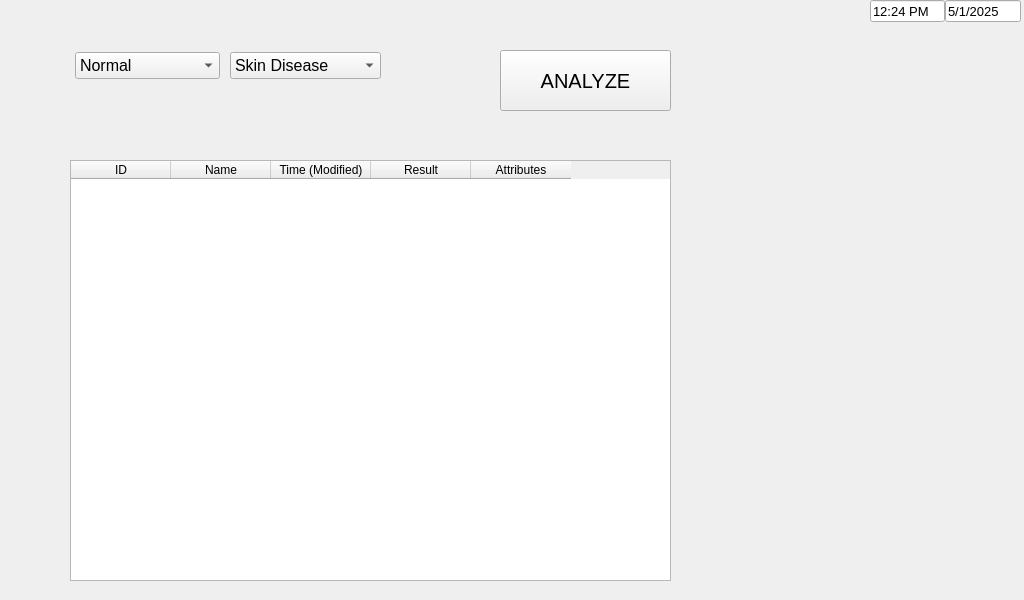
Above: UI/Skin.ui from JARVIS843/Portable-Medical-Console before the change. Below: the same form after it.
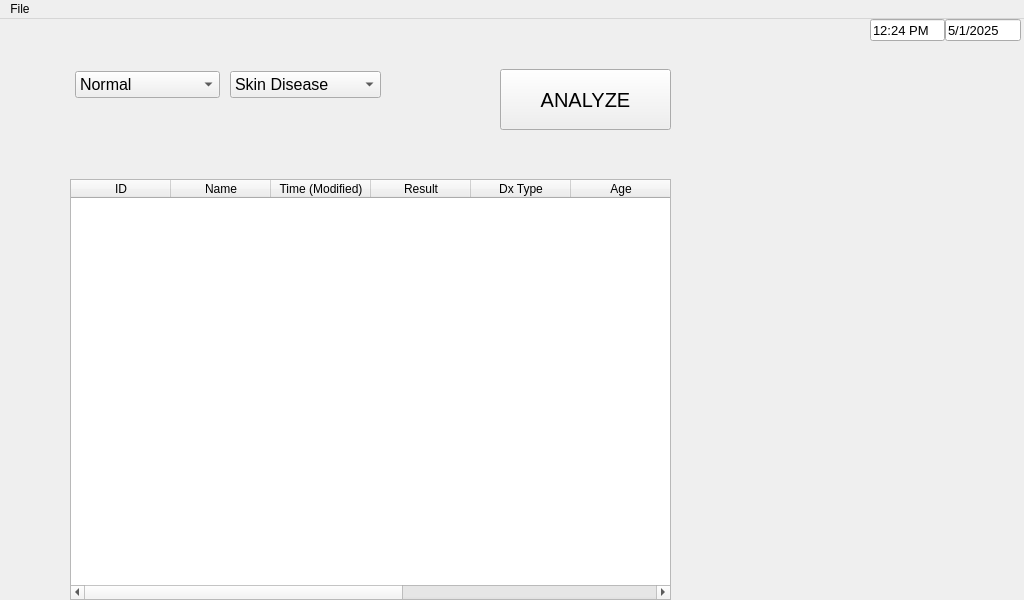
That is the form after the change.

```diff
--- a/UI/Skin.ui
+++ b/UI/Skin.ui
@@ -87,7 +87,27 @@
     </column>
     <column>
      <property name="text">
-      <string>Attributes</string>
+      <string>Dx Type</string>
+     </property>
+    </column>
+    <column>
+     <property name="text">
+      <string>Age</string>
+     </property>
+    </column>
+    <column>
+     <property name="text">
+      <string>Sex</string>
+     </property>
+    </column>
+    <column>
+     <property name="text">
+      <string>Localization</string>
+     </property>
+    </column>
+    <column>
+     <property name="text">
+      <string>PATH</string>
      </property>
     </column>
    </widget>
@@ -192,6 +212,34 @@
     </layout>
    </widget>
   </widget>
+  <widget class="QMenuBar" name="menuBar">
+   <property name="geometry">
+    <rect>
+     <x>0</x>
+     <y>0</y>
+     <width>1024</width>
+     <height>21</height>
+    </rect>
+   </property>
+   <widget class="QMenu" name="menuFiles">
+    <property name="title">
+     <string>File</string>
+    </property>
+    <addaction name="actionLoad_Samples"/>
+    <addaction name="actionExport"/>
+   </widget>
+   <addaction name="menuFiles"/>
+  </widget>
+  <action name="actionLoad_Samples">
+   <property name="text">
+    <string>Load Sample</string>
+   </property>
+  </action>
+  <action name="actionExport">
+   <property name="text">
+    <string>Export</string>
+   </property>
+  </action>
  </widget>
  <resources/>
  <connections/>
```
